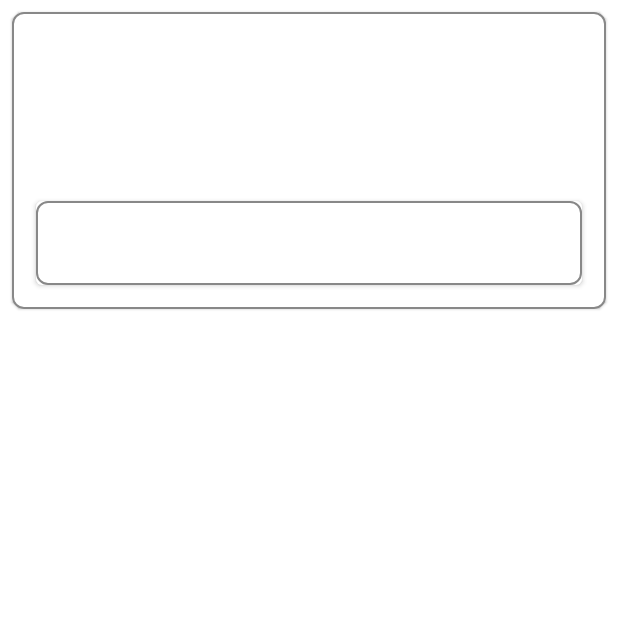
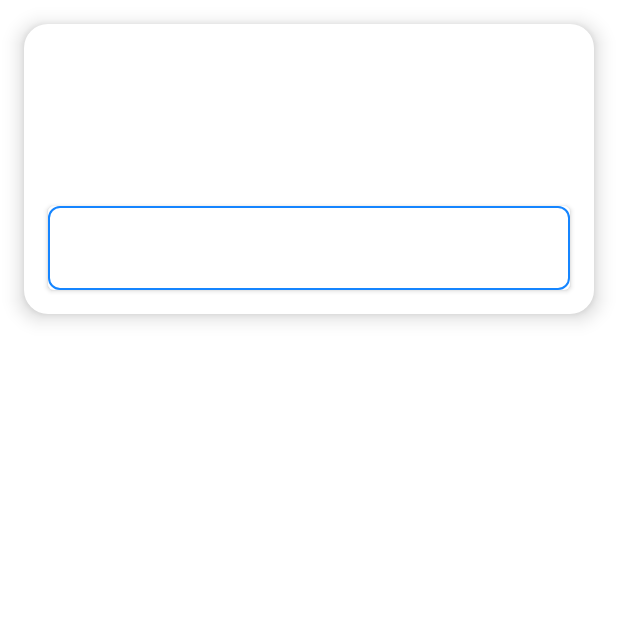
Before and after one commit to CristhianNY/artistas_america_compose_multiplatform, an Android app built with Jetpack Compose: the composable PricingCard called with empty values, on a phone screen of 412 x 824 dp, the top half of it. Run offline under Robolectric (Android 15) with nearby library versions, the phone set to English and light mode, and no system bars; our stand-ins replace Compose Multiplatform resources; pictures from the network do not load; 5 statements that could not run were skipped.

Commit message:
table prices in lading

```diff
--- a/composeApp/src/commonMain/kotlin/add_listing/presentation/LandingListScreen.kt
+++ b/composeApp/src/commonMain/kotlin/add_listing/presentation/LandingListScreen.kt
@@ -26,6 +26,7 @@ import androidx.compose.ui.layout.ContentScale
 import androidx.compose.ui.text.TextRange
 import androidx.compose.ui.text.input.TextFieldValue
 import androidx.compose.ui.text.font.FontWeight
+import androidx.compose.ui.text.style.TextAlign
 import androidx.compose.ui.unit.Dp
 import androidx.compose.ui.unit.dp
 import androidx.compose.ui.unit.sp
@@ -646,24 +647,50 @@ fun PricingCard(
     isButtonHoveredInitially: Boolean = false
 ) {
     Card(
-        shape = RoundedCornerShape(8.dp),
+        shape = RoundedCornerShape(16.dp),
         backgroundColor = Color.White,
+        elevation = 8.dp, // Añade sombra a la tarjeta
         modifier = modifier
             .fillMaxWidth()
-            .padding(8.dp)
-            .border(1.dp, Color.Gray, RoundedCornerShape(8.dp))
+            .padding(16.dp)
     ) {
         Column(
-            modifier = Modifier.padding(16.dp)
+            modifier = Modifier.padding(16.dp),
+            horizontalAlignment = Alignment.CenterHorizontally // Centra los elementos en el eje horizontal
         ) {
-            Text(text = title, fontSize = 24.sp, fontWeight = FontWeight.Bold, color = Color.Black)
-            Text(text = price, fontSize = 20.sp, fontWeight = FontWeight.Bold, color = Color.Gray)
+            Text(
+                text = title,
+                fontSize = 24.sp,
+                fontWeight = FontWeight.Bold,
+                color = Color.Black,
+                modifier = Modifier.align(Alignment.CenterHorizontally) // Centra el título horizontalmente
+            )
+            Text(
+                text = price,
+                fontSize = 20.sp,
+                fontWeight = FontWeight.Bold,
+                color = Color.Black,
+                modifier = Modifier.align(Alignment.CenterHorizontally) // Centra el precio horizontalmente
+            )
             Spacer(modifier = Modifier.height(8.dp))
-            Text(text = description, fontSize = 16.sp, color = Color.Gray)
+            Text(
+                text = description,
+                fontSize = 12.sp,
+                color = Color.Gray,
+                textAlign = TextAlign.Center, // Centra el texto de la descripción
+                modifier = Modifier.fillMaxWidth() // Ocupa todo el ancho disponible
+            )
             Spacer(modifier = Modifier.height(16.dp))
             Column {
-                features.forEach { feature ->
-                    Text(text = "• $feature", fontSize = 14.sp, color = Color.Black)
+                features.forEachIndexed { index, feature ->
+                    Box(modifier = Modifier.padding(bottom = 8.dp)) {
+                        Text(
+                            text = if (index == 0) feature else "• $feature",
+                            fontSize = 14.sp,
+                            color = Color.Black,
+                            fontWeight = if (index == 0) FontWeight.Bold else FontWeight.Normal // El primer texto en negrita
+                        )
+                    }
                 }
             }
             Spacer(modifier = Modifier.height(16.dp))
@@ -671,10 +698,11 @@ fun PricingCard(
                 buttonText = buttonText,
                 onClick = { /* handle click */ },
                 modifier = Modifier,
-                isButtonHoveredInitially
+                isHoveredInitially = isButtonHoveredInitially
             )
         }
     }
 }
 
+
 data class StepData(val number: String, val title: String, val description: String)
--- a/composeApp/src/commonMain/kotlin/support/HovelableButton.kt
+++ b/composeApp/src/commonMain/kotlin/support/HovelableButton.kt
@@ -35,14 +35,14 @@ fun HoverableButton(
         ),
         modifier = modifier
             .fillMaxWidth()
-            .border(1.dp, Color.Gray, RoundedCornerShape(8.dp))
+            .border(1.dp, Color(0xFF1585FF), RoundedCornerShape(8.dp))
             .defaultMinSize(minWidth = 1.dp, minHeight = 1.dp)
             .detectHover(onEnter = { isHovered = true },
                 onExit = { isHovered = false })
     ) {
         Text(
             text = buttonText,
-            color = if (isHovered) Color.White else Color.Blue,
+            color = if (isHovered) Color.White else Color(0xFF1585FF),
             modifier = Modifier.padding(12.dp) // Ajusta el padding del texto
         )
     }
```
